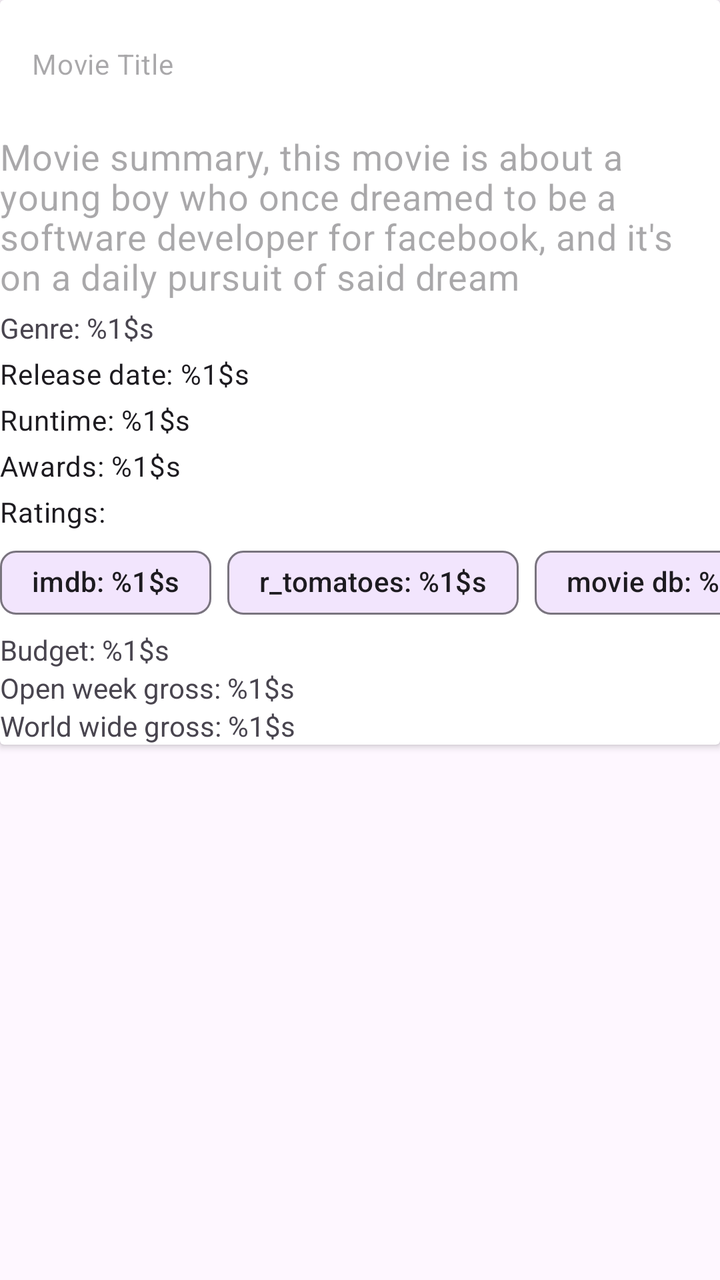
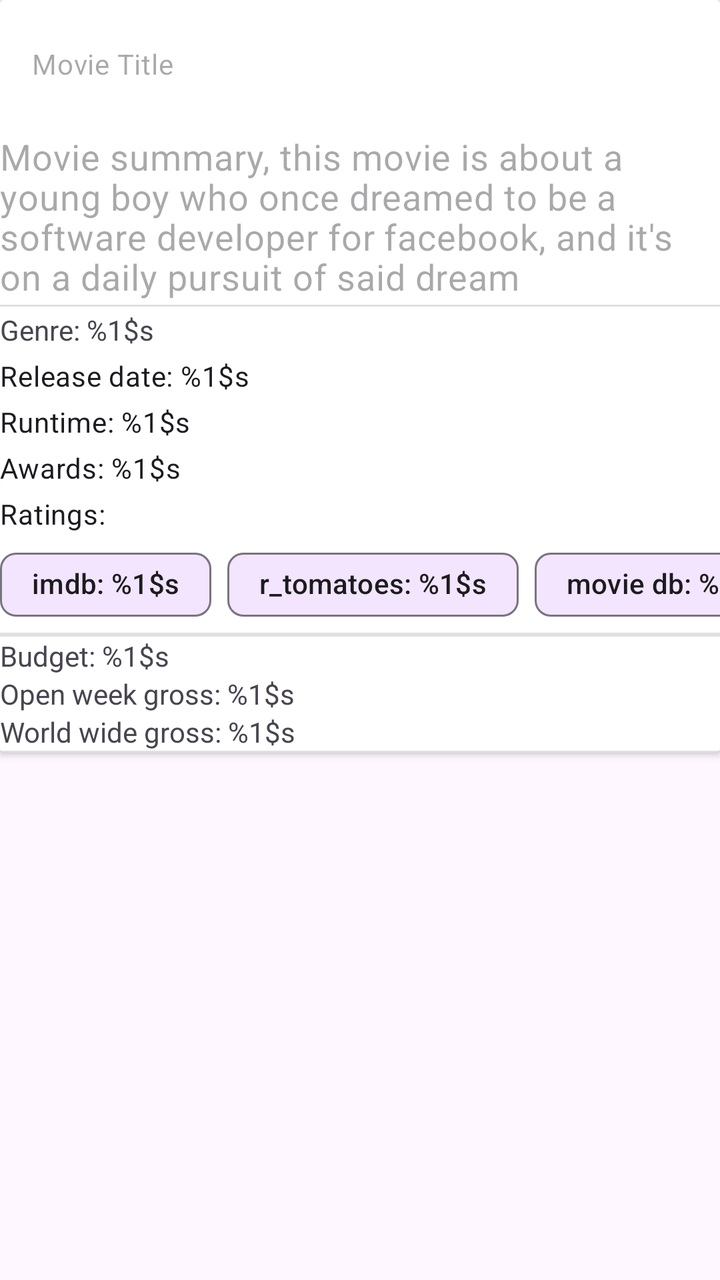

Compare the two renders of this Android layout. The source of the first and the diff that turns it into the second are given below.
<!-- AndroidManifest.xml: another module's application theme Theme.MovieCatalog -->
<!-- res/layout/fragment_movie_details.xml -->
<?xml version="1.0" encoding="utf-8"?>
<androidx.core.widget.NestedScrollView xmlns:android="http://schemas.android.com/apk/res/android"
    xmlns:app="http://schemas.android.com/apk/res-auto"
    xmlns:tools="http://schemas.android.com/tools"
    android:layout_width="match_parent"
    android:layout_height="match_parent"
    android:layout_margin="@dimen/eight_dimen">

    <androidx.cardview.widget.CardView
        android:layout_width="match_parent"
        android:layout_height="wrap_content">

        <LinearLayout
            android:layout_width="match_parent"
            android:layout_height="match_parent"
            android:orientation="vertical">

            <androidx.appcompat.widget.Toolbar
                android:id="@+id/toolbar"
                android:layout_width="match_parent"
                android:layout_height="wrap_content"
                app:layout_collapseMode="none">

                <TextView
                    android:id="@+id/movie_title"
                    style="?attr/textAppearanceBodyMedium"
                    android:layout_width="match_parent"
                    android:layout_height="wrap_content"
                    android:layout_gravity="center"
                    android:hint="@string/movie_title" />

            </androidx.appcompat.widget.Toolbar>

            <androidx.recyclerview.widget.RecyclerView
                android:id="@+id/list_images"
                android:layout_width="match_parent"
                android:layout_height="wrap_content"
                tools:listitem="@layout/image_entry" />

            <com.google.android.material.textview.MaterialTextView
                android:id="@+id/movie_summary"
                style="?attr/textAppearanceBodyMedium"
                android:layout_width="match_parent"
                android:layout_height="wrap_content"
                android:layout_marginVertical="2dp"
                android:hint="@string/movie_summary"
                android:textSize="18sp" />

            <com.google.android.material.textview.MaterialTextView
                android:id="@+id/movie_genres"
                android:layout_width="match_parent"
                android:layout_height="wrap_content"
                android:layout_marginVertical="2dp"
                android:text="@string/genres" />

            <com.google.android.material.textview.MaterialTextView
                android:id="@+id/movie_publication_date"
                style="@style/TextAppearance.Material3.BodyMedium"
                android:layout_width="wrap_content"
                android:layout_height="wrap_content"
                android:layout_marginVertical="2dp"
                android:text="@string/release_date" />

            <com.google.android.material.textview.MaterialTextView
                android:id="@+id/movie_runtime"
                style="@style/TextAppearance.Material3.BodyMedium"
                android:layout_width="wrap_content"
                android:layout_height="wrap_content"
                android:layout_marginVertical="2dp"
                android:text="@string/runtime" />

            <com.google.android.material.textview.MaterialTextView
                android:id="@+id/movie_awards"
                style="@style/TextAppearance.Material3.BodyMedium"
                android:layout_width="match_parent"
                android:layout_height="wrap_content"
                android:layout_marginVertical="2dp"
                android:text="@string/awards" />

            <com.google.android.material.textview.MaterialTextView
                style="@style/TextAppearance.Material3.BodyMedium"
                android:layout_width="match_parent"
                android:layout_height="wrap_content"
                android:layout_marginVertical="2dp"
                android:text="@string/ratings" />

            <com.google.android.material.chip.ChipGroup
                android:layout_width="match_parent"
                android:layout_height="wrap_content"
                android:layout_gravity="center_horizontal"
                android:layoutDirection="locale"
                app:chipSpacing="@dimen/eight_dimen"
                app:singleLine="true">

                <com.google.android.material.chip.Chip
                    android:id="@+id/imdb_chip"
                    android:layout_width="wrap_content"
                    android:layout_height="wrap_content"
                    android:text="@string/imdb_rating" />

                <com.google.android.material.chip.Chip
                    android:id="@+id/r_tomatoes_chip"
                    android:layout_width="wrap_content"
                    android:layout_height="wrap_content"
                    android:text="@string/tomato_rating" />

                <com.google.android.material.chip.Chip
                    android:id="@+id/movie_db_chip"
                    android:layout_width="wrap_content"
                    android:layout_height="wrap_content"
                    android:text="@string/db_rating" />

            </com.google.android.material.chip.ChipGroup>

            <androidx.recyclerview.widget.RecyclerView
                android:id="@+id/list_actors"
                android:layout_width="match_parent"
                android:layout_height="wrap_content"
                tools:listitem="@layout/actors_entry" />

            <TextView
                android:id="@+id/movie_budget"
                android:layout_width="match_parent"
                android:layout_height="wrap_content"
                android:text="@string/budget" />

            <TextView
                android:id="@+id/movie_open_weekend_gross"
                android:layout_width="match_parent"
                android:layout_height="wrap_content"
                android:text="@string/open_week_gross" />

            <TextView
                android:id="@+id/movie_world_wide_gross"
                android:layout_width="match_parent"
                android:layout_height="wrap_content"
                android:text="@string/world_wide_gross" />

            <androidx.recyclerview.widget.RecyclerView
                android:id="@+id/list_similars"
                android:layout_width="match_parent"
                android:layout_height="wrap_content"
                tools:listitem="@layout/similar_entry" />

        </LinearLayout>

    </androidx.cardview.widget.CardView>

</androidx.core.widget.NestedScrollView>
<!-- res/layout/image_entry.xml (included above) -->
<?xml version="1.0" encoding="utf-8"?>
<androidx.cardview.widget.CardView xmlns:android="http://schemas.android.com/apk/res/android"
    android:layout_width="wrap_content"
    android:layout_height="wrap_content"
    android:layout_marginEnd="@dimen/two_dimen">

    <com.google.android.material.imageview.ShapeableImageView
        android:id="@+id/movie_image"
        android:layout_width="wrap_content"
        android:layout_height="250dp"
        android:src="@drawable/ic_image" />

</androidx.cardview.widget.CardView>
<!-- res/layout/actors_entry.xml (included above) -->
<?xml version="1.0" encoding="utf-8"?>
<androidx.cardview.widget.CardView xmlns:android="http://schemas.android.com/apk/res/android"
    android:layout_width="wrap_content"
    android:layout_height="wrap_content"
    android:layout_marginEnd="@dimen/two_dimen">

    <LinearLayout
        android:layout_width="wrap_content"
        android:layout_height="wrap_content"
        android:layout_margin="2dp"
        android:orientation="vertical">

        <TextView
            android:id="@+id/actor_name"
            android:layout_width="match_parent"
            android:layout_height="wrap_content"
            android:layout_gravity="center_horizontal"
            android:hint="@string/actor_name" />

        <ImageView
            android:id="@+id/actor_image"
            android:layout_width="wrap_content"
            android:layout_height="250dp"
            android:contentDescription="@string/actor_image"
            android:src="@drawable/ic_image" />

        <TextView
            android:id="@+id/actor_character"
            android:layout_width="match_parent"
            android:layout_height="wrap_content"
            android:layout_gravity="center_horizontal"
            android:text="@string/as_character" />

    </LinearLayout>
</androidx.cardview.widget.CardView>
<!-- res/layout/similar_entry.xml (included above) -->
<?xml version="1.0" encoding="utf-8"?>
<androidx.cardview.widget.CardView xmlns:android="http://schemas.android.com/apk/res/android"
    xmlns:tools="http://schemas.android.com/tools"
    android:layout_width="wrap_content"
    android:layout_height="wrap_content"
    android:layout_marginEnd="@dimen/two_dimen">

    <LinearLayout
        android:layout_width="match_parent"
        android:layout_height="wrap_content"
        android:orientation="vertical"
        tools:ignore="UseCompoundDrawables">

        <TextView
            android:id="@+id/similar_title"
            android:layout_width="match_parent"
            android:layout_height="wrap_content"
            android:layout_gravity="center_horizontal"
            android:hint="@string/title" />

        <ImageView
            android:id="@+id/similar_image"
            android:layout_width="wrap_content"
            android:layout_height="250dp"
            android:contentDescription="@string/runtime"
            android:src="@drawable/ic_image" />

    </LinearLayout>
</androidx.cardview.widget.CardView>
<!-- resources referenced by this layout -->
<resources>
  <dimen name="eight_dimen">8dp</dimen>
  <dimen name="two_dimen">2dp</dimen>
  <!-- drawable ic_image (drawable) -->
  <vector xmlns:android="http://schemas.android.com/apk/res/android"
      android:width="24dp"
      android:height="24dp"
      android:tint="#000000"
      android:viewportWidth="24"
      android:viewportHeight="24">
      <path
          android:fillColor="@android:color/white"
          android:pathData="M18,4H6v2l6.5,6L6,18v2h12v-3h-7l5,-5 -5,-5h7V4z" />
  </vector>
  <string name="actor_image">actor image</string>
  <string name="actor_name">Actor name</string>
  <string name="as_character">as: %1$s</string>
  <string name="awards">Awards: %1$s</string>
  <string name="budget">Budget: %1$s</string>
  <string name="db_rating">movie db: %1$s</string>
  <string name="genres">Genre: %1$s</string>
  <string name="imdb_rating">imdb: %1$s</string>
  <string name="movie_summary">Movie summary, this movie is about a young boy who once dreamed to be a software developer for facebook, and it\'s on a daily pursuit of said dream</string>
  <string name="movie_title">Movie Title</string>
  <string name="open_week_gross">Open week gross: %1$s</string>
  <string name="ratings">Ratings:</string>
  <string name="release_date">Release date: %1$s</string>
  <string name="runtime">Runtime: %1$s</string>
  <string name="title">Similar titles</string>
  <string name="tomato_rating">r_tomatoes: %1$s</string>
  <string name="world_wide_gross">World wide gross: %1$s</string>
  <style name="Theme.MovieCatalog" parent="Theme.Material3.Light.NoActionBar">
          
          <item name="colorPrimary">@color/purple_500</item>
          <item name="colorPrimaryVariant">@color/purple_700</item>
          <item name="colorOnPrimary">@color/white</item>
          
          <item name="colorSecondary">@color/teal_200</item>
          <item name="colorSecondaryVariant">@color/teal_700</item>
          <item name="colorOnSecondary">@color/black</item>
          
          <item name="android:statusBarColor">@android:color/darker_gray</item>
          
      </style>
  <color name="purple_500">#FF6200EE</color>
  <color name="purple_700">#FF3700B3</color>
  <color name="white">#FFFFFFFF</color>
  <color name="teal_200">#FF03DAC5</color>
  <color name="teal_700">#FF018786</color>
  <color name="black">#FF000000</color>
</resources>

<!-- the commit's change to res/layout/fragment_movie_details.xml (unified diff, before → after) -->
@@ -46,6 +46,8 @@
                 android:hint="@string/movie_summary"
                 android:textSize="18sp" />
 
+            <View style="@style/Divider.Horizontal" />
+            
             <com.google.android.material.textview.MaterialTextView
                 android:id="@+id/movie_genres"
                 android:layout_width="match_parent"
@@ -112,12 +114,16 @@
 
             </com.google.android.material.chip.ChipGroup>
 
+            <View style="@style/Divider.Horizontal" />
+
             <androidx.recyclerview.widget.RecyclerView
                 android:id="@+id/list_actors"
                 android:layout_width="match_parent"
                 android:layout_height="wrap_content"
                 tools:listitem="@layout/actors_entry" />
 
+            <View style="@style/Divider.Horizontal" />
+
             <TextView
                 android:id="@+id/movie_budget"
                 android:layout_width="match_parent"
@@ -135,6 +141,8 @@
                 android:layout_width="match_parent"
                 android:layout_height="wrap_content"
                 android:text="@string/world_wide_gross" />
+
+            <View style="@style/Divider.Horizontal" />
 
             <androidx.recyclerview.widget.RecyclerView
                 android:id="@+id/list_similars"
<!-- resource entries referenced after the edit -->
@@ -30,6 +30,10 @@
   <string name="title">Similar titles</string>
   <string name="tomato_rating">r_tomatoes: %1$s</string>
   <string name="world_wide_gross">World wide gross: %1$s</string>
+  <style name="Divider.Horizontal" parent="Divider">
+          <item name="android:layout_width">match_parent</item>
+          <item name="android:layout_height">1dp</item>
+      </style>
   <style name="Theme.MovieCatalog" parent="Theme.Material3.Light.NoActionBar">
           
           <item name="colorPrimary">@color/purple_500</item>
@@ -43,6 +47,9 @@
           <item name="android:statusBarColor">@android:color/darker_gray</item>
           
       </style>
+  <style name="Divider">
+          <item name="android:background">?android:attr/listDivider</item> // can add colorur here
+      </style>
   <color name="purple_500">#FF6200EE</color>
   <color name="purple_700">#FF3700B3</color>
   <color name="white">#FFFFFFFF</color>
